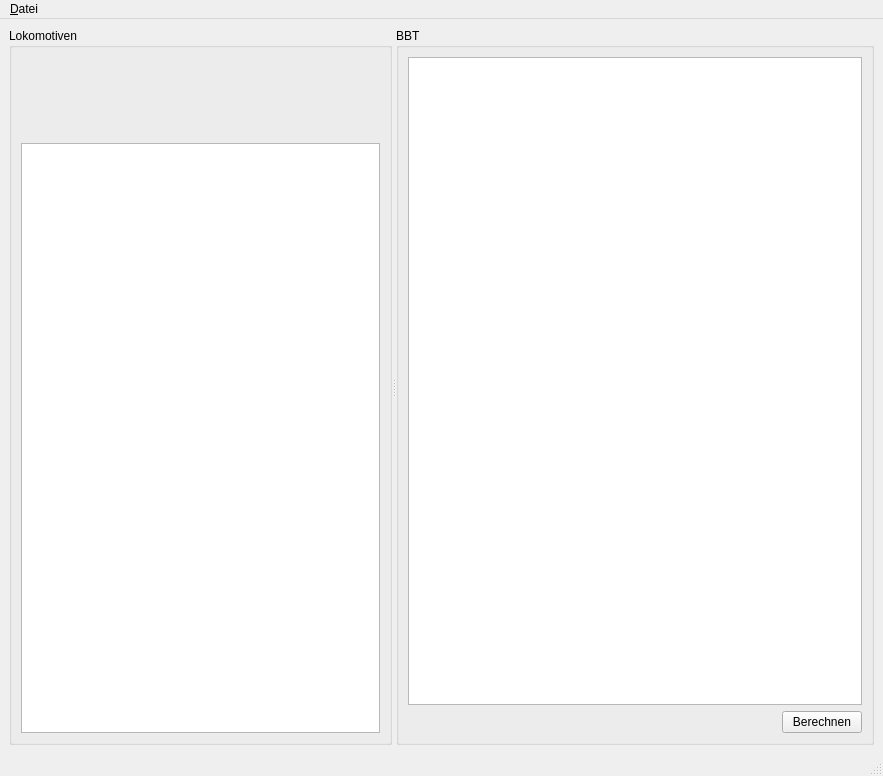
Before: the Qt Designer form src/gui/forms/mainwindow.ui in GaryMatthews/RocrailBBTCalculator, drawn with Qt 5.
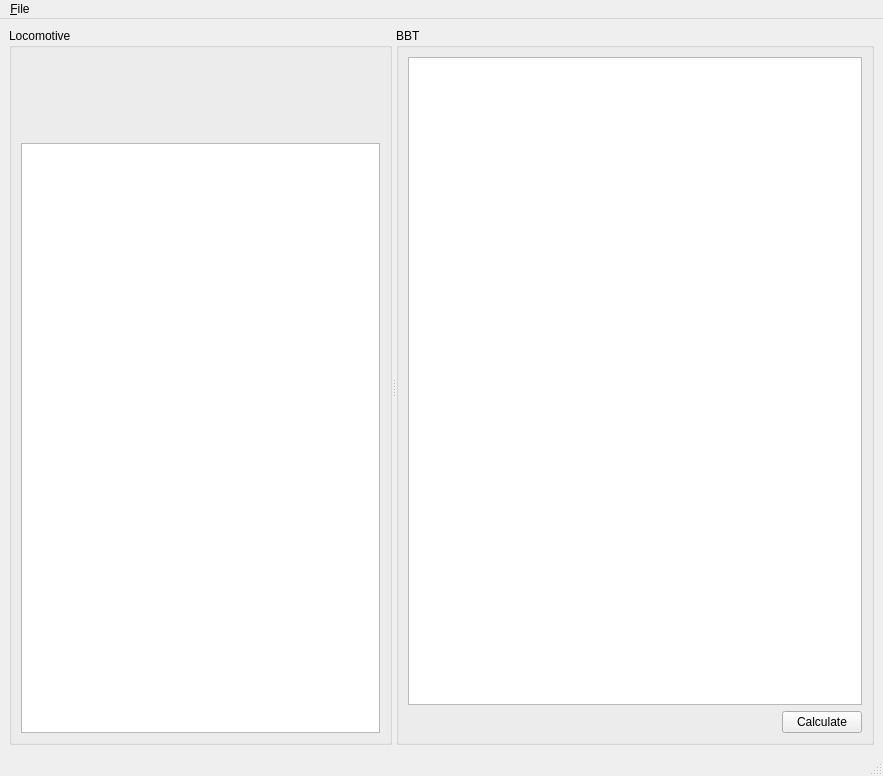
After: the same form once the commit is applied. Icons and pictures are not drawn.

```diff
--- a/src/gui/forms/mainwindow.ui
+++ b/src/gui/forms/mainwindow.ui
@@ -22,7 +22,7 @@
       </property>
       <widget class="QGroupBox" name="locBox">
        <property name="title">
-        <string>Lokomotiven</string>
+        <string>Locomotive</string>
        </property>
        <layout class="QGridLayout" name="gridLayout">
         <item row="0" column="0">
@@ -54,7 +54,7 @@
         <item row="1" column="1">
          <widget class="QPushButton" name="calculateBBT">
           <property name="text">
-           <string>Berechnen</string>
+           <string>Calculate</string>
           </property>
          </widget>
         </item>
@@ -88,7 +88,7 @@
    </property>
    <widget class="QMenu" name="menuFile">
     <property name="title">
-     <string>&amp;Datei</string>
+     <string>&amp;File</string>
     </property>
     <addaction name="actionOpenWorkspace"/>
     <addaction name="separator"/>
```
Left out of the diff: 15 changed lines with no effect on the pictures.
